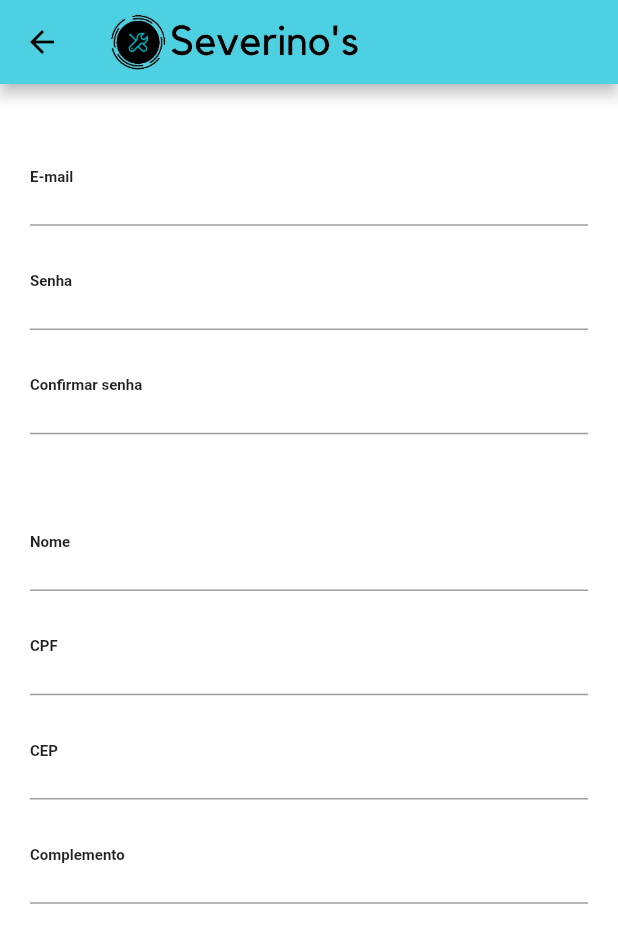
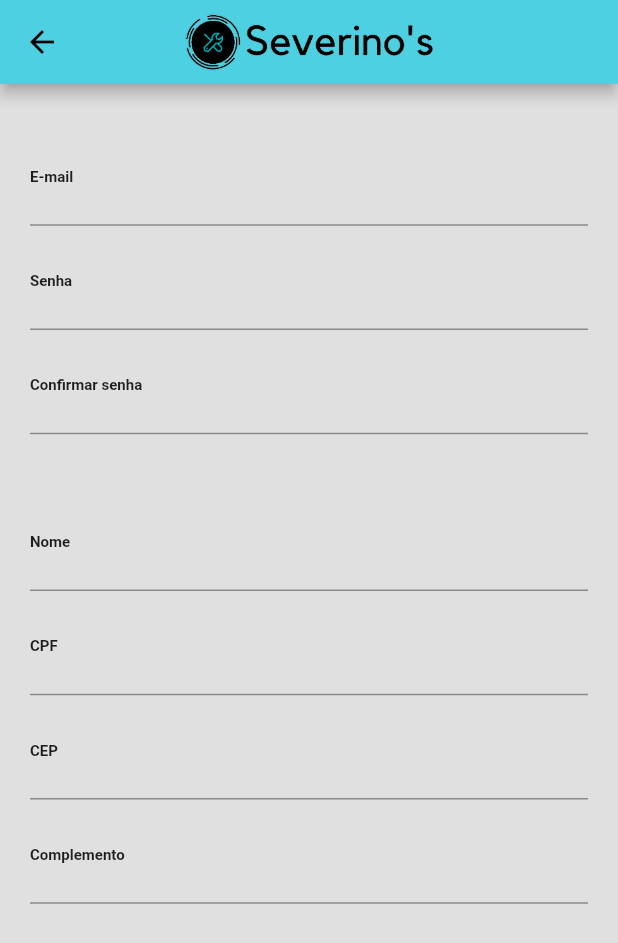
Before and after one commit to Universidade-Paulista/TCC-Severinos, a Flutter app: the screen it shows after launch, after a tap on "Cadastre-se", on a phone screen of 412 x 824 dp. Shown: the top 943 px of the screen. Run offline on Flutter 3.47's test engine with Material 2 defaults, Android fonts, the light colour scheme and no system bars; our stand-ins replace brasil_fields, get.

Commit message:
ajustes cor e imagem

```diff
--- a/lib/telas/Cadastro.dart
+++ b/lib/telas/Cadastro.dart
@@ -13,10 +13,10 @@ class _CadastroState extends State<Cadastro> {
   Widget build(BuildContext context) {
     return Scaffold(
       appBar: AppBar(
+        centerTitle: true,
         title: Image.asset(
           'assets/Logos/LogoEscrita2.png',
           height: 40,
-          alignment: Alignment.center,
         ),
       ),
       body: Container(
@@ -24,8 +24,9 @@ class _CadastroState extends State<Cadastro> {
           top: 30,
           left: 20,
           right: 20,
+          bottom: 30,
         ),
-        color: Colors.white,
+        color: Colors.grey.shade300,
         child: ListView(
           children: [
             TextFormField(
--- a/lib/telas/Login.dart
+++ b/lib/telas/Login.dart
@@ -18,7 +18,7 @@ class _LoginState extends State<Login> {
           left: 40,
           right: 40,
         ),
-        color: Colors.white,
+        color: Colors.grey.shade300,
         child: ListView(
           children: <Widget>[
             SizedBox(
```
